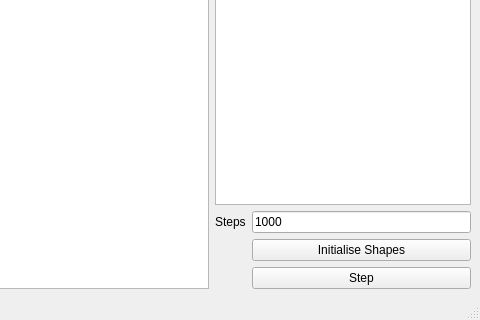
Before: the Qt Designer form gui/ui/mainwindow.ui in RobotApocalypseCommittee/PhysicsEngineC4, drawn with Qt 5; both pictures show x 320 to 800 and y 280 to 600 of the 800 by 600 pixel window.
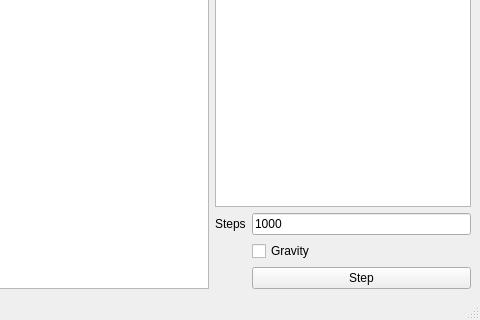
After: the same form once the commit is applied.

Patch:
```diff
--- a/gui/ui/mainwindow.ui
+++ b/gui/ui/mainwindow.ui
@@ -28,34 +28,34 @@
       </item>
       <item>
        <layout class="QFormLayout" name="formLayout">
-        <item row="0" column="0">
+        <item row="1" column="0">
          <widget class="QLabel" name="label_13">
           <property name="text">
            <string>Steps</string>
           </property>
          </widget>
         </item>
-        <item row="0" column="1">
+        <item row="1" column="1">
          <widget class="QLineEdit" name="stepsLineEdit">
           <property name="text">
            <string>1000</string>
           </property>
          </widget>
         </item>
-        <item row="1" column="1">
-         <widget class="QPushButton" name="testButton">
-          <property name="text">
-           <string>Initialise Shapes</string>
-          </property>
-         </widget>
-        </item>
-        <item row="2" column="1">
+        <item row="3" column="1">
          <widget class="QPushButton" name="stepButton">
           <property name="text">
            <string>Step</string>
           </property>
          </widget>
         </item>
+        <item row="2" column="1">
+         <widget class="QCheckBox" name="gravityCheckBox">
+          <property name="text">
+           <string>Gravity</string>
+          </property>
+         </widget>
+        </item>
        </layout>
       </item>
      </layout>
```
